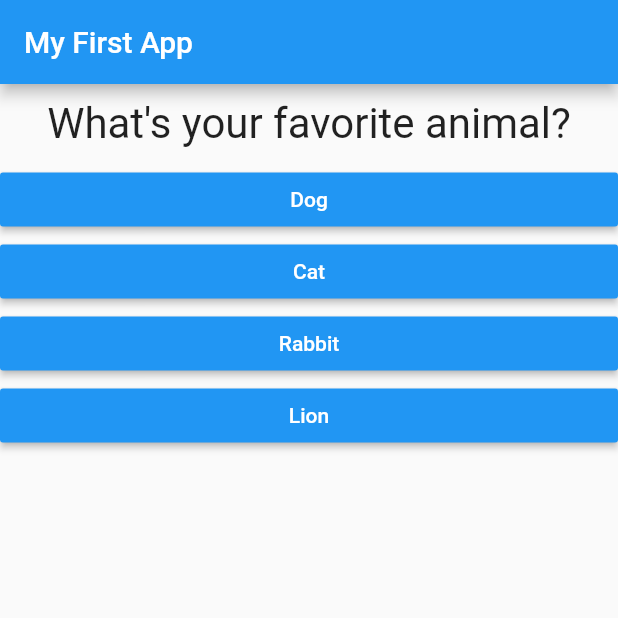
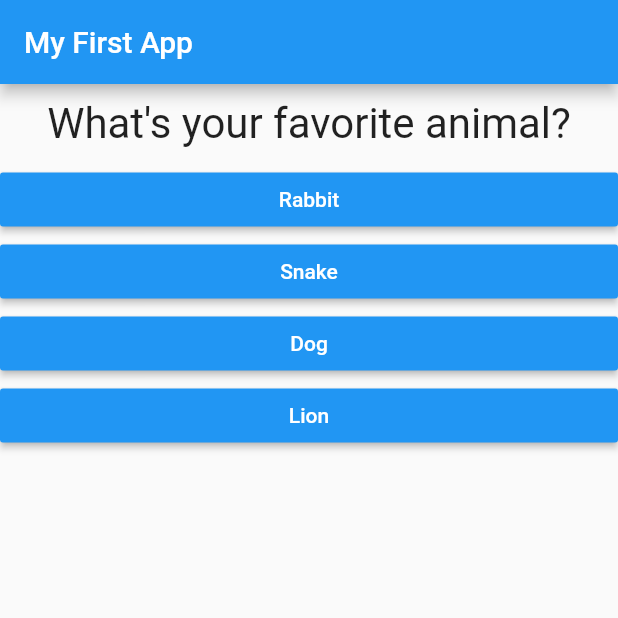
Before and after one commit to raihanns/flutter_quiz, a Flutter app: the screen it shows after launch, after a tap on "Black", on a phone screen of 412 x 824 dp, the top half of it. Run offline on Flutter 3.47's test engine with Material 2 defaults, Android fonts, the phone set to English and light mode, and no system bars.

Commit message:
final
final quiz app

```diff
--- a/lib/main.dart
+++ b/lib/main.dart
@@ -1,6 +1,7 @@
 import 'package:flutter/material.dart';
-import './question.dart';
-import './answer.dart';
+
+import './quiz.dart';
+import './result.dart';
 
 // void main() {
 //   runApp(MyApp());
@@ -16,47 +17,75 @@ class MyApp extends StatefulWidget {
 }
 
 class _MyAppState extends State<MyApp> {
+  final _questions = const [
+    {
+      'questionText': 'What\'s your favorite color?',
+      'answers': [
+        {'text': 'Black', 'score': 10},
+        {'text': 'Blue', 'score': 5},
+        {'text': 'Red', 'score': 3},
+        {'text': 'White', 'score': 1},
+      ],
+    },
+    {
+      'questionText': 'What\'s your favorite animal?',
+      'answers': [
+        {'text': 'Rabbit', 'score': 3},
+        {'text': 'Snake', 'score': 1},
+        {'text': 'Dog', 'score': 5},
+        {'text': 'Lion', 'score': 10},
+      ],
+    },
+    {
+      'questionText': 'Who\'s your favorite instructor?',
+      'answers': [
+        {'text': 'Han', 'score': 1},
+        {'text': 'Han', 'score': 1},
+        {'text': 'Han', 'score': 1},
+        {'text': 'Han', 'score': 1},
+        {'text': 'Han', 'score': 1},
+      ],
+    },
+  ];
   var _questionIndex = 0;
+  var _totalScore = 0;
 
-  void _answerQuestion() {
+  void _resetQuiz() {
+    setState(() {
+      _questionIndex = 0;
+      _totalScore = 0;
+    });
+  }
+
+  void _answerQuestion(int score) {
+    // var aBool = true;
+    _totalScore += score;
+
     setState(() {
       _questionIndex = _questionIndex + 1;
     });
     print(_questionIndex);
+    if (_questionIndex < _questions.length) {
+      print('We have more questions!');
+    } else {
+      print('No more questions!');
+    }
   }
 
   @override
   Widget build(BuildContext context) {
-    var questions = [
-      {
-        'questionText': 'What\'s your favorite color?',
-        'answers': ['Black', 'Blue', 'White', 'Green'],
-      },
-      {
-        'questionText': 'What\'s your favorite animal?',
-        'answers': ['Dog', 'Cat', 'Rabbit', 'Lion'],
-      },
-      {
-        'questionText': 'Who\'s your favorite instructor?',
-        'answers': ['Max', 'Xam', 'Max', 'Axm'],
-      },
-    ];
     return MaterialApp(
       home: Scaffold(
         appBar: AppBar(
           title: Text('My First App'),
         ),
-        body: Column(
-          children: [
-            Question(
-              questions[_questionIndex]['questionText'],
-            ),
-            ...(questions[_questionIndex]['answers'] as List<String>)
-                .map((answer) {
-              return Answer(_answerQuestion, answer);
-            }).toList()
-          ],
-        ),
+        body: _questionIndex < _questions.length
+            ? Quiz(
+                answerQuestion: _answerQuestion,
+                questionIndex: _questionIndex,
+                questions: _questions,
+              )
+            : Result(_totalScore, _resetQuiz),
       ),
     );
   }
--- /dev/null
+++ b/lib/quiz.dart
@@ -0,0 +1,30 @@
+import 'package:flutter/material.dart';
+import './question.dart';
+import './answer.dart';
+
+class Quiz extends StatelessWidget {
+  final List<Map<String, Object>> questions;
+  final int questionIndex;
+  final Function answerQuestion;
+
+  Quiz({
+    @required this.questions,
+    @required this.answerQuestion,
+    @required this.questionIndex,
+  });
+
+  @override
+  Widget build(BuildContext context) {
+    return Column(
+      children: [
+        Question(
+          questions[questionIndex]['questionText'],
+        ),
+        ...(questions[questionIndex]['answers'] as List<Map<String, Object>>)
+            .map((answer) {
+          return Answer(() => answerQuestion(answer['score']), answer['text']);
+        }).toList()
+      ],
+    );
+  }
+}
```
Also changed, not shown: lib/result.dart (added, +45 -0 lines).
